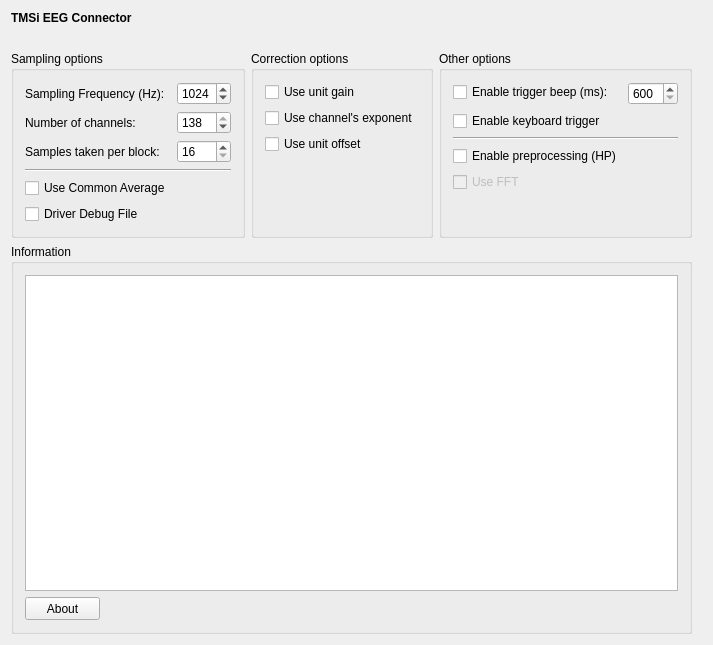
Above: applications/mne_x/plugins/tmsi/FormFiles/tmsisetup.ui from mne-tools/mne-cpp before the change. Below: the same form after it.
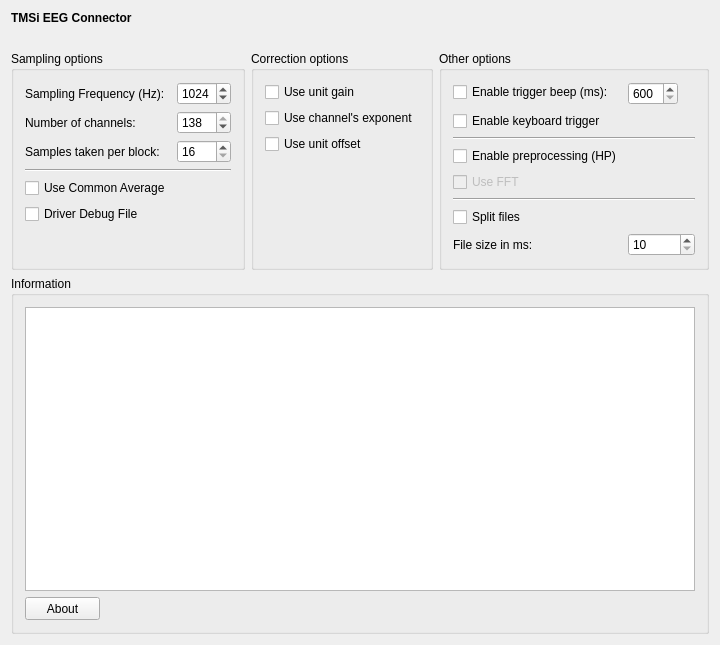
That is the form after the change.

Diff of the .ui file:
```diff
--- a/applications/mne_x/plugins/tmsi/FormFiles/tmsisetup.ui
+++ b/applications/mne_x/plugins/tmsi/FormFiles/tmsisetup.ui
@@ -193,6 +193,9 @@
         <string>Other options</string>
        </property>
        <layout class="QFormLayout" name="formLayout_3">
+        <property name="fieldGrowthPolicy">
+         <enum>QFormLayout::AllNonFixedFieldsGrow</enum>
+        </property>
         <item row="0" column="0">
          <widget class="QCheckBox" name="m_checkBox_EnableBeep">
           <property name="text">
@@ -253,6 +256,43 @@
           </property>
          </widget>
         </item>
+        <item row="5" column="0" colspan="2">
+         <widget class="Line" name="line_3">
+          <property name="minimumSize">
+           <size>
+            <width>0</width>
+            <height>0</height>
+           </size>
+          </property>
+          <property name="orientation">
+           <enum>Qt::Horizontal</enum>
+          </property>
+         </widget>
+        </item>
+        <item row="6" column="0" colspan="2">
+         <widget class="QCheckBox" name="m_checkBox_splitFiles">
+          <property name="text">
+           <string>Split files</string>
+          </property>
+         </widget>
+        </item>
+        <item row="7" column="0">
+         <widget class="QLabel" name="m_label_splitFileSize">
+          <property name="text">
+           <string>File size in ms:</string>
+          </property>
+         </widget>
+        </item>
+        <item row="7" column="1">
+         <widget class="QSpinBox" name="m_spinBox_splitFileSize">
+          <property name="minimum">
+           <number>10</number>
+          </property>
+          <property name="maximum">
+           <number>50000000</number>
+          </property>
+         </widget>
+        </item>
        </layout>
       </widget>
      </item>
```
Left out of the diff: 28 changed lines with no effect on the pictures.
